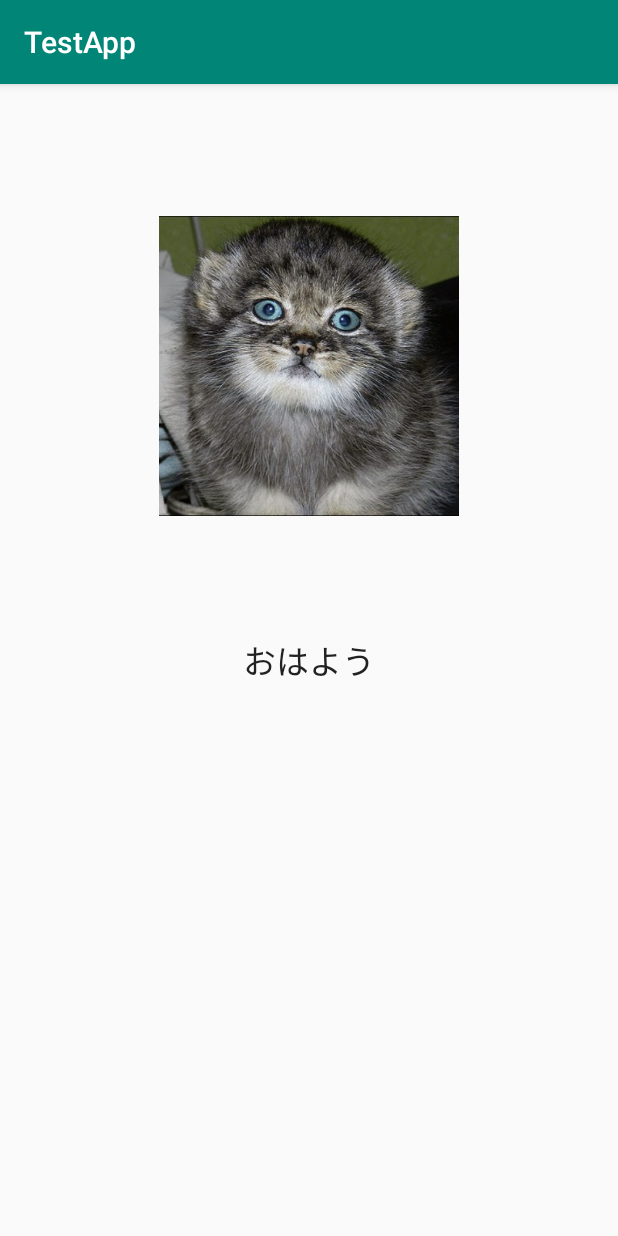
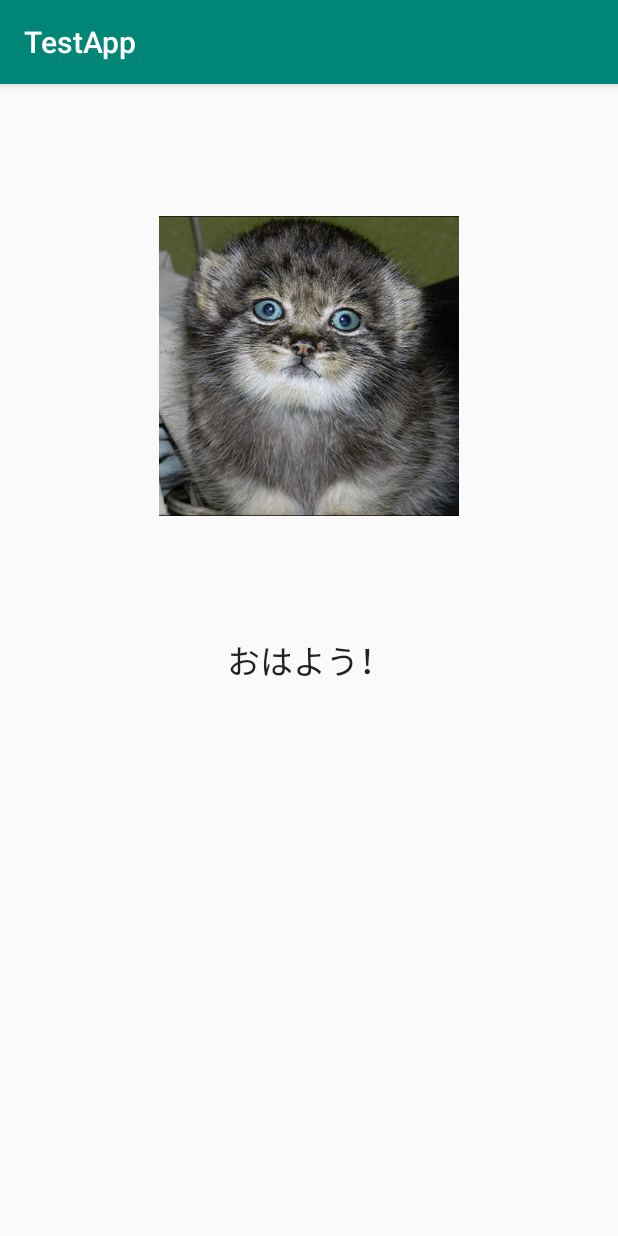
Before and after one commit to furuyatakumi/KttHACITIME, an Android app: the screen it shows after launch (MainActivity), on a phone screen of 412 x 824 dp. Run offline under Robolectric (Android 15) with nearby library versions, the phone set to English and light mode, and no system bars.

Commit message:
textViewの表示文字を変更

```diff
--- a/app/src/main/res/values/strings.xml
+++ b/app/src/main/res/values/strings.xml
@@ -1,4 +1,4 @@
 <resources>
     <string name="app_name">TestApp</string>
-    <string name="hello">おはよう</string>
+    <string name="hello">おはよう！</string>
 </resources>
```
